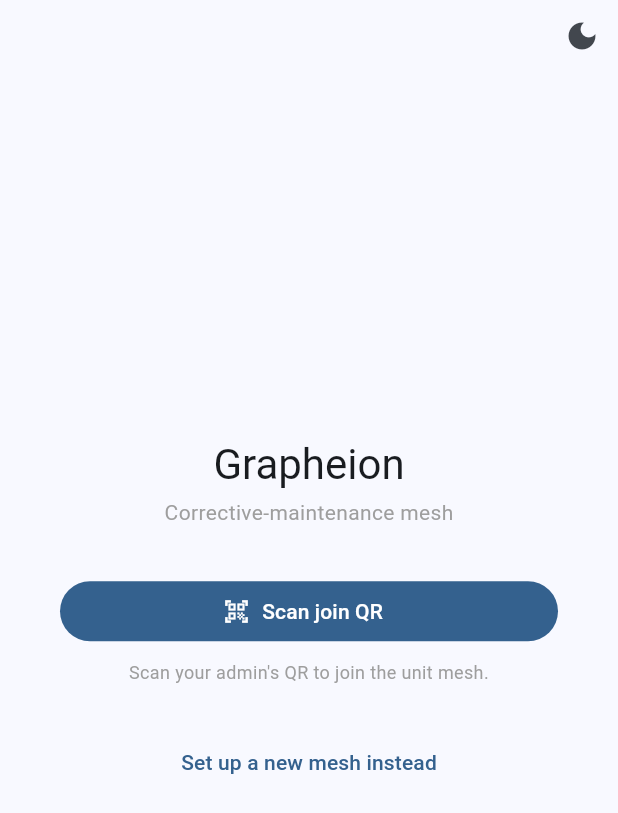
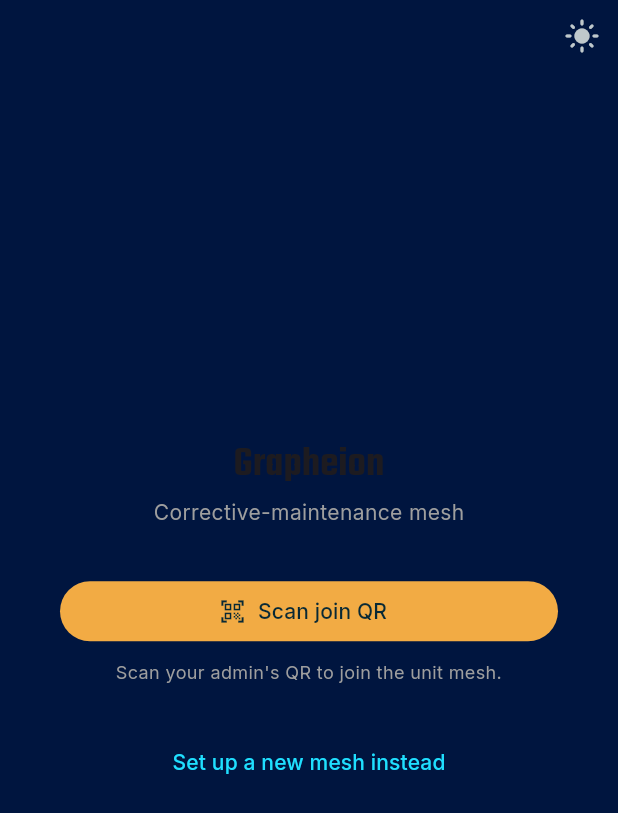
Before and after one commit to CPlummer35/grapheion, a Flutter app: the screen it shows after launch, on a phone screen of 412 x 824 dp. Shown: the top 813 px of the screen. Run offline on Flutter 3.47's test engine with Material 3 defaults, Android fonts, the phone set to English and light mode, and no system bars; our stand-ins replace flutter_local_notifications, google_fonts, qr_flutter, shared_preferences; missing offline and left inert: mobile_scanner, peat_flutter, pointycastle.

Commit message:
feat(theme): Defense Unicorns look — navy + cyan + gold, Teko/Inter, pill CTAs
Rebuilds the app theme to match defenseunicorns.com (palette + fonts pulled from
their live CSS):
- Deep-navy fields (#00153F bg / #021F49 surface / #002D82 raised), electric
  cyan accent/links (#1FDFFF) as primary, amber-gold pill CTAs (#F2AB44) on
  FilledButtons + FAB, orange-red (#E53600) as the alert/tertiary accent.
- Fonts via google_fonts: Teko (condensed display headings) + Inter (body).
- Deep-navy app bar with a Teko title; StadiumBorder (pill) buttons; rounded
  cards. Dark by default to match their dark-first brand (toggle still works,
  light theme is a brand-consistent navy/cyan variant).

Note: google_fonts fetches Teko/Inter at first launch (cached after) — bundle
them as assets for a fully airgapped demo.

Co-Authored-By: Claude Opus 4.8 (1M context) <noreply@anthropic.com>

```diff
--- a/lib/main.dart
+++ b/lib/main.dart
@@ -17,6 +17,7 @@ import 'dart:typed_data';
 
 import 'package:crypto/crypto.dart';
 import 'package:flutter/material.dart';
+import 'package:google_fonts/google_fonts.dart';
 import 'package:pointycastle/export.dart'
     show GCMBlockCipher, AESEngine, AEADParameters, KeyParameter;
 import 'package:flutter/services.dart';
@@ -73,30 +74,106 @@ Future<void> main() async {
   PeatFlutterNode.initialize();
   PeatNotifications.instance.init();
   final tm = (await SharedPreferences.getInstance()).getString('themeMode');
-  grapheionThemeMode.value = tm == 'light'
-      ? ThemeMode.light
-      : tm == 'dark'
-          ? ThemeMode.dark
-          : ThemeMode.system;
+  // Dark by default (the Defense Unicorns look) unless the user chose light.
+  grapheionThemeMode.value =
+      tm == 'light' ? ThemeMode.light : ThemeMode.dark;
   runApp(const GrapheionApp());
 }
 
-const _kSeed = Color(0xFF2E5E8C); // brand navy
-
-/// App-wide theme mode (light/dark/system), toggled from the app bar and
-/// persisted. `system` by default, so it follows the OS until the user picks.
+// Defense Unicorns brand palette (from defenseunicorns.com): deep navy fields,
+// electric-cyan accents/links, gold pill CTAs, an orange-red alert accent.
+const _duNavy = Color(0xFF00153F); // deep navy — page background
+const _duSurface = Color(0xFF021F49); // navy surface / cards
+const _duBlue = Color(0xFF002D82); // brand royal blue (raised blocks)
+const _duCyan = Color(0xFF1FDFFF); // electric cyan — accent / links / primary
+const _duGold = Color(0xFFF2AB44); // amber/gold — CTA buttons
+const _duGoldInk = Color(0xFF082935); // text on gold
+const _duOrange = Color(0xFFE53600); // orange-red — alert / tertiary accent
+
+final ColorScheme _duDark =
+    ColorScheme.fromSeed(seedColor: _duCyan, brightness: Brightness.dark)
+        .copyWith(
+  primary: _duCyan,
+  onPrimary: _duNavy,
+  secondary: _duGold,
+  onSecondary: _duGoldInk,
+  tertiary: _duOrange,
+  onTertiary: Colors.white,
+  surface: _duSurface,
+  onSurface: Colors.white,
+  surfaceContainerHighest: _duBlue,
+  error: _duOrange,
+);
+
+final ColorScheme _duLight =
+    ColorScheme.fromSeed(seedColor: _duBlue, brightness: Brightness.light)
+        .copyWith(
+  primary: _duBlue,
+  onPrimary: Colors.white,
+  secondary: _duGold,
+  onSecondary: _duGoldInk,
+  tertiary: _duOrange,
+);
+
+/// App-wide theme mode. Dark by default to match the Defense Unicorns look;
+/// toggled from the app bar and persisted.
 final ValueNotifier<ThemeMode> grapheionThemeMode =
-    ValueNotifier(ThemeMode.system);
-
-ThemeData _grapheionTheme(Brightness brightness) => ThemeData(
-      colorScheme: ColorScheme.fromSeed(seedColor: _kSeed, brightness: brightness),
-      useMaterial3: true,
-      // Keep the brand navy app bar in both modes so the white header reads.
-      appBarTheme: const AppBarTheme(
-        backgroundColor: _kSeed,
-        foregroundColor: Colors.white,
+    ValueNotifier(ThemeMode.dark);
+
+ThemeData _grapheionTheme(Brightness brightness) {
+  final dark = brightness == Brightness.dark;
+  final scheme = dark ? _duDark : _duLight;
+  final inter = GoogleFonts.interTextTheme();
+  // Teko (condensed display) for the big headings; Inter for everything else.
+  TextStyle? teko(TextStyle? s) =>
+      GoogleFonts.teko(textStyle: s, fontWeight: FontWeight.w600);
+  final text = inter.copyWith(
+    displayLarge: teko(inter.displayLarge),
+    displayMedium: teko(inter.displayMedium),
+    displaySmall: teko(inter.displaySmall),
+    headlineLarge: teko(inter.headlineLarge),
+    headlineMedium: teko(inter.headlineMedium),
+    headlineSmall: teko(inter.headlineSmall),
+  );
+  return ThemeData(
+    useMaterial3: true,
+    colorScheme: scheme,
+    textTheme: text,
+    scaffoldBackgroundColor: dark ? _duNavy : null,
+    // Deep-navy app bar in both modes (the white header strip reads on it).
+    appBarTheme: AppBarTheme(
+      backgroundColor: _duNavy,
+      foregroundColor: Colors.white,
+      titleTextStyle: GoogleFonts.teko(
+          fontSize: 28,
+          fontWeight: FontWeight.w600,
+          color: Colors.white,
+          letterSpacing: 0.5),
+    ),
+    // Gold pill CTAs (the DU button look).
+    filledButtonTheme: FilledButtonThemeData(
+      style: FilledButton.styleFrom(
+        backgroundColor: _duGold,
+        foregroundColor: _duGoldInk,
+        shape: const StadiumBorder(),
       ),
-    );
+    ),
+    floatingActionButtonTheme: const FloatingActionButtonThemeData(
+      backgroundColor: _duGold,
+      foregroundColor: _duGoldInk,
+    ),
+    outlinedButtonTheme: OutlinedButtonThemeData(
+      style: OutlinedButton.styleFrom(
+          foregroundColor: scheme.primary, shape: const StadiumBorder()),
+    ),
+    textButtonTheme: TextButtonThemeData(
+      style: TextButton.styleFrom(foregroundColor: scheme.primary),
+    ),
+    cardTheme: CardThemeData(
+      shape: RoundedRectangleBorder(borderRadius: BorderRadius.circular(16)),
+    ),
+  );
+}
 
 /// Flip between light and dark (resolving `system` to the current brightness),
 /// persisting the choice.
--- a/pubspec.yaml
+++ b/pubspec.yaml
@@ -24,6 +24,7 @@ dependencies:
   flutter_local_notifications: ^22.0.1
   crypto: ^3.0.7
   pointycastle: ^4.0.0
+  google_fonts: ^8.1.0
 
   # Mobile BLE: uncomment when targeting Android/iOS with Dart-owned radio.
   # Requires BLE runtime permissions (declared in android/app/src/main/AndroidManifest.xml
```
Also changed, not shown: pubspec.lock.
